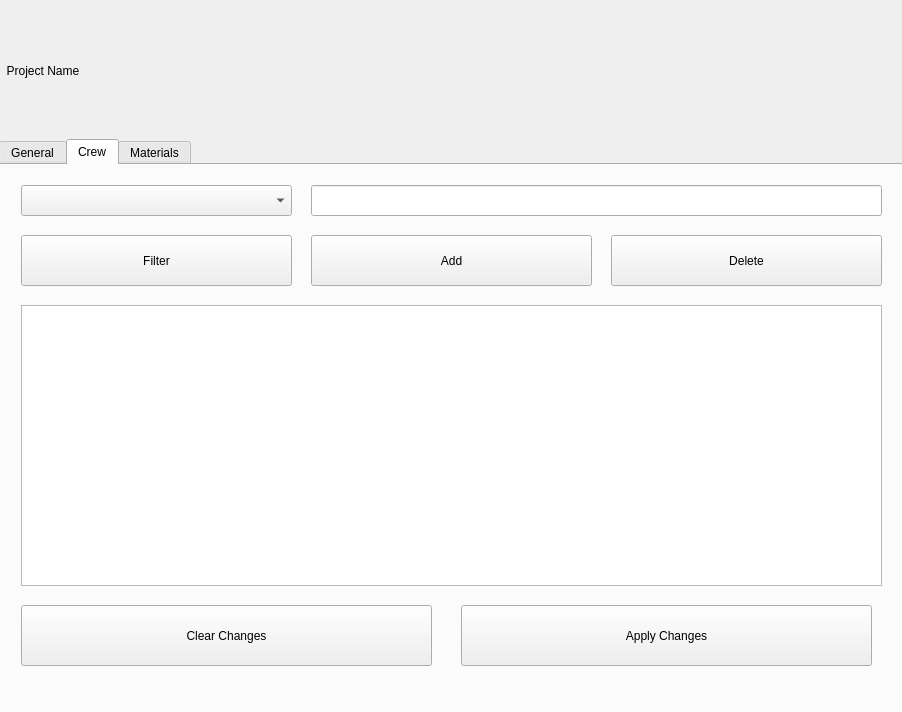
The window that TrekStarApp/forms/projectwindow.ui (EdwinLangley/SDI-TrekStar-Application) describes before a commit, drawn with Qt 5.
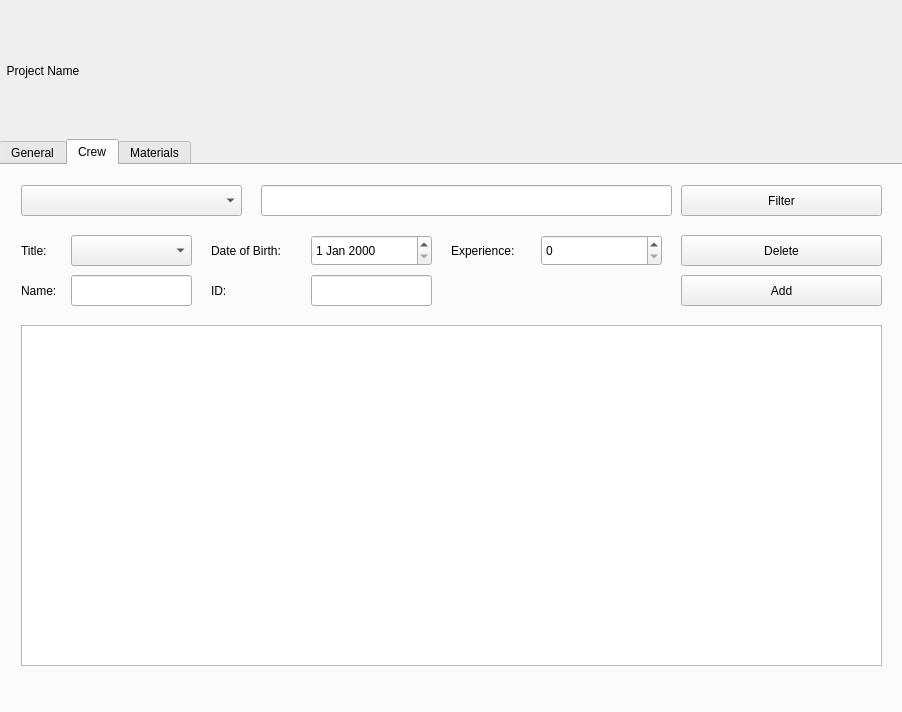
The same window after the commit. The open tabs and pages were chosen to show the change.

Commit message: Project screen crew add and delete buttons given functionality, elements added to gui in crew for adding new members, options in crew hidden or shown based on selection, filter button connected, placeholder text added to search bars

The edit to the form file:
```diff
--- a/TrekStarApp/forms/projectwindow.ui
+++ b/TrekStarApp/forms/projectwindow.ui
@@ -390,9 +390,9 @@
     <widget class="QLineEdit" name="txtCrew">
      <property name="geometry">
       <rect>
-       <x>310</x>
+       <x>260</x>
        <y>20</y>
-       <width>571</width>
+       <width>411</width>
        <height>31</height>
       </rect>
      </property>
@@ -401,19 +401,19 @@
      <property name="geometry">
       <rect>
        <x>20</x>
-       <y>140</y>
+       <y>160</y>
        <width>861</width>
-       <height>281</height>
+       <height>341</height>
       </rect>
      </property>
     </widget>
     <widget class="QPushButton" name="cmdCrewFilter">
      <property name="geometry">
       <rect>
-       <x>20</x>
-       <y>70</y>
-       <width>271</width>
-       <height>51</height>
+       <x>680</x>
+       <y>20</y>
+       <width>201</width>
+       <height>31</height>
       </rect>
      </property>
      <property name="text">
@@ -425,7 +425,7 @@
       <rect>
        <x>20</x>
        <y>20</y>
-       <width>271</width>
+       <width>221</width>
        <height>31</height>
       </rect>
      </property>
@@ -433,10 +433,10 @@
     <widget class="QPushButton" name="cmdCrewDel">
      <property name="geometry">
       <rect>
-       <x>610</x>
+       <x>680</x>
        <y>70</y>
-       <width>271</width>
-       <height>51</height>
+       <width>201</width>
+       <height>31</height>
       </rect>
      </property>
      <property name="text">
@@ -446,40 +446,129 @@
     <widget class="QPushButton" name="cmdCrewAdd">
      <property name="geometry">
       <rect>
-       <x>310</x>
-       <y>70</y>
-       <width>281</width>
-       <height>51</height>
+       <x>680</x>
+       <y>110</y>
+       <width>201</width>
+       <height>31</height>
       </rect>
      </property>
      <property name="text">
       <string>Add</string>
      </property>
     </widget>
-    <widget class="QPushButton" name="cmdClearCrewChanges">
+    <widget class="QLabel" name="lblDateOfBirth">
      <property name="geometry">
       <rect>
+       <x>210</x>
+       <y>70</y>
+       <width>101</width>
+       <height>31</height>
+      </rect>
+     </property>
+     <property name="text">
+      <string>Date of Birth:</string>
+     </property>
+    </widget>
+    <widget class="QLabel" name="lblIDNum">
+     <property name="geometry">
+      <rect>
+       <x>210</x>
+       <y>110</y>
+       <width>41</width>
+       <height>31</height>
+      </rect>
+     </property>
+     <property name="text">
+      <string>ID:</string>
+     </property>
+    </widget>
+    <widget class="QLabel" name="lblNameTitle">
+     <property name="geometry">
+      <rect>
        <x>20</x>
-       <y>440</y>
-       <width>411</width>
-       <height>61</height>
+       <y>70</y>
+       <width>41</width>
+       <height>31</height>
       </rect>
      </property>
      <property name="text">
-      <string>Clear Changes</string>
+      <string>Title:</string>
      </property>
     </widget>
-    <widget class="QPushButton" name="cmdApplyCrewChanges">
+    <widget class="QLabel" name="lblExperience">
      <property name="geometry">
       <rect>
-       <x>460</x>
-       <y>440</y>
-       <width>411</width>
-       <height>61</height>
+       <x>450</x>
+       <y>70</y>
+       <width>91</width>
+       <height>31</height>
       </rect>
      </property>
      <property name="text">
-      <string>Apply Changes</string>
+      <string>Experience: </string>
+     </property>
+    </widget>
+    <widget class="QComboBox" name="cbNameTitle">
+     <property name="geometry">
+      <rect>
+       <x>70</x>
+       <y>70</y>
+       <width>121</width>
+       <height>31</height>
+      </rect>
+     </property>
+    </widget>
+    <widget class="QLineEdit" name="txtIDNum">
+     <property name="geometry">
+      <rect>
+       <x>310</x>
+       <y>110</y>
+       <width>121</width>
+       <height>31</height>
+      </rect>
+     </property>
+    </widget>
+    <widget class="QDateEdit" name="deDofB">
+     <property name="geometry">
+      <rect>
+       <x>310</x>
+       <y>70</y>
+       <width>121</width>
+       <height>31</height>
+      </rect>
+     </property>
+    </widget>
+    <widget class="QSpinBox" name="sbExperience">
+     <property name="geometry">
+      <rect>
+       <x>540</x>
+       <y>70</y>
+       <width>121</width>
+       <height>31</height>
+      </rect>
+     </property>
+    </widget>
+    <widget class="QLineEdit" name="txtName">
+     <property name="geometry">
+      <rect>
+       <x>70</x>
+       <y>110</y>
+       <width>121</width>
+       <height>31</height>
+      </rect>
+     </property>
+    </widget>
+    <widget class="QLabel" name="lblName">
+     <property name="geometry">
+      <rect>
+       <x>20</x>
+       <y>110</y>
+       <width>60</width>
+       <height>31</height>
+      </rect>
+     </property>
+     <property name="text">
+      <string>Name:</string>
      </property>
     </widget>
    </widget>
```
Left out of the diff: 2 changed lines with no effect on the pictures. The commit also changes 4 other files.
